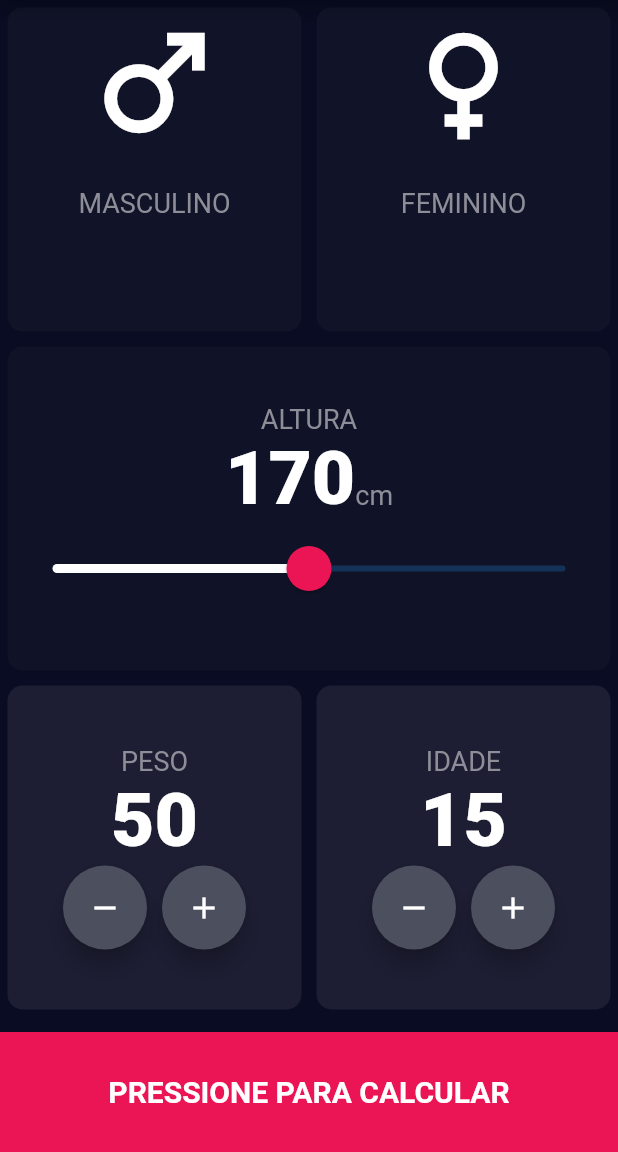
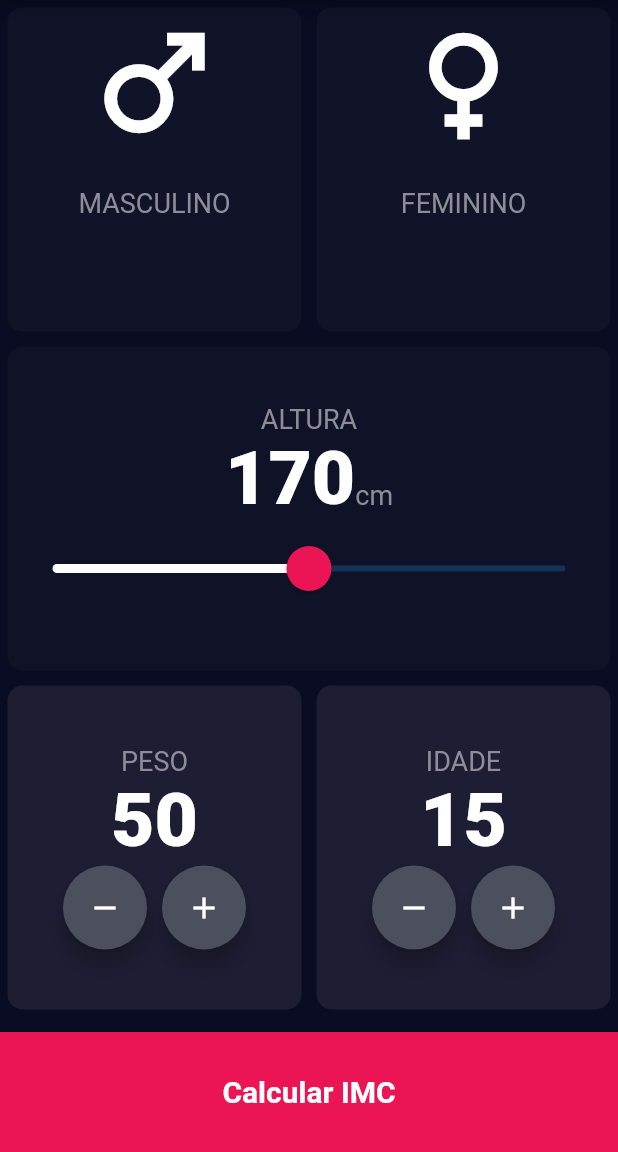
Before and after one commit to ivanluizjr/app-calculadora-imc, a Flutter app: the screen it shows after launch, on a phone screen of 412 x 824 dp, the part 84-1236 px from its top. Run offline on Flutter 3.47's test engine with Material 2 defaults, Android fonts, the phone set to English and light mode, and no system bars.

Commit message:
Novas implementações

```diff
--- a/lib/view/input_page.dart
+++ b/lib/view/input_page.dart
@@ -6,6 +6,7 @@ import '../widgets/container_inicial.dart';
 import '../widgets/constants.dart';
 import '../widgets/round_icon_button.dart';
 import '../controller/app_controller.dart';
+import '../widgets/bottom_button.dart';
 
 class InputPage extends StatefulWidget {
   @override
@@ -31,7 +32,7 @@ class _InputPageState extends State<InputPage> {
   Widget build(BuildContext context) {
     return Scaffold(
       appBar: AppBar(
-        title: Center(
+        title: const Center(
           child: Text(kNameApp),
         ),
       ),
@@ -82,8 +83,8 @@ class _InputPageState extends State<InputPage> {
               colour: kColumnCentralColor,
               cardChild: Column(
                 mainAxisAlignment: MainAxisAlignment.center,
-                children: <Widget>[
-                  Text(
+                children: [
+                  const Text(
                     'ALTURA',
                     style: kLabelTextStyle,
                   ),
@@ -96,7 +97,7 @@ class _InputPageState extends State<InputPage> {
                         height.toString(),
                         style: kNumberTextStyle,
                       ),
-                      Text(
+                      const Text(
                         'cm',
                         style: kLabelTextStyle,
                       ),
@@ -105,13 +106,13 @@ class _InputPageState extends State<InputPage> {
                   SliderTheme(
                     data: SliderTheme.of(context).copyWith(
                       activeTrackColor: Colors.white,
-                      inactiveTickMarkColor: Color(0xFF8D8E98),
-                      thumbColor: Color(0xFFEB1555),
-                      overlayColor: Color(0x29EB1555),
+                      inactiveTickMarkColor: const Color(0xFF8D8E98),
+                      thumbColor: const Color(0xFFEB1555),
+                      overlayColor: const Color(0x29EB1555),
                       thumbShape:
-                          RoundSliderThumbShape(enabledThumbRadius: 15.0),
+                          const RoundSliderThumbShape(enabledThumbRadius: 15.0),
                       overlayShape:
-                          RoundSliderOverlayShape(overlayRadius: 30.0),
+                          const RoundSliderOverlayShape(overlayRadius: 30.0),
                     ),
                     child: Slider(
                       value: height.toDouble(),
@@ -137,7 +138,7 @@ class _InputPageState extends State<InputPage> {
                     cardChild: Column(
                       mainAxisAlignment: MainAxisAlignment.center,
                       children: <Widget>[
-                        Text(
+                        const Text(
                           'PESO',
                           style: kLabelTextStyle,
                         ),
@@ -154,7 +155,7 @@ class _InputPageState extends State<InputPage> {
                                   controller.subPeso();
                                 },
                               ),
-                              SizedBox(
+                              const SizedBox(
                                 width: 10.0,
                               ),
                               RoundIconButton(
@@ -175,8 +176,8 @@ class _InputPageState extends State<InputPage> {
                     colour: kActiveColor,
                     cardChild: Column(
                       mainAxisAlignment: MainAxisAlignment.center,
-                      children: <Widget>[
-                        Text(
+                      children: [
+                        const Text(
                           'IDADE',
                           style: kLabelTextStyle,
                         ),
@@ -193,7 +194,7 @@ class _InputPageState extends State<InputPage> {
                                   controller.subAge();
                                 },
                               ),
-                              SizedBox(
+                              const SizedBox(
                                 width: 10.0,
                               ),
                               RoundIconButton(
@@ -210,32 +211,16 @@ class _InputPageState extends State<InputPage> {
               ],
             ),
           ),
-          Container(
-            color: kBottomContainerColor,
-            margin: EdgeInsets.only(top: 10.0),
-            width: double.infinity,
-            height: kBottomContainerHeight,
-            child: InkWell(
-              onTap: () {
-                Navigator.of(context).push(
-                  MaterialPageRoute(
-                    builder: (context) => ResultPage(),
-                  ),
-                );
-              },
-              child: Column(
-                mainAxisAlignment: MainAxisAlignment.center,
-                children: [
-                  Text(
-                    'PRESSIONE PARA CALCULAR',
-                    style: TextStyle(
-                      fontSize: 20,
-                      fontWeight: FontWeight.bold,
-                    ),
-                  ),
-                ],
-              ),
-            ),
+          BottomButton(
+            buttonTitle: 'Calcular IMC',
+            onTap: () {
+              Navigator.push(
+                context,
+                MaterialPageRoute(
+                  builder: (context) => const ResultPage(),
+                ),
+              );
+            },
           ),
         ],
       ),
--- /dev/null
+++ b/lib/widgets/bottom_button.dart
@@ -0,0 +1,34 @@
+import 'package:flutter/material.dart';
+import '../widgets/constants.dart';
+
+class BottomButton extends StatelessWidget {
+  BottomButton({@required this.onTap, @required this.buttonTitle});
+
+  final Function onTap;
+  final String buttonTitle;
+
+  @override
+  Widget build(BuildContext context) {
+    return Container(
+      color: kBottomContainerColor,
+      margin: const EdgeInsets.only(top: 10.0),
+      width: double.infinity,
+      height: kBottomContainerHeight,
+      child: InkWell(
+        onTap: onTap,
+        child: Column(
+          mainAxisAlignment: MainAxisAlignment.center,
+          children: [
+            Text(
+              buttonTitle,
+              style: const TextStyle(
+                fontSize: 20,
+                fontWeight: FontWeight.bold,
+              ),
+            ),
+          ],
+        ),
+      ),
+    );
+  }
+}
```
Also changed, not shown: lib/view/result_page.dart (+33 -2 lines), lib/widgets/constants.dart (+15 -0 lines), 2 other files.
